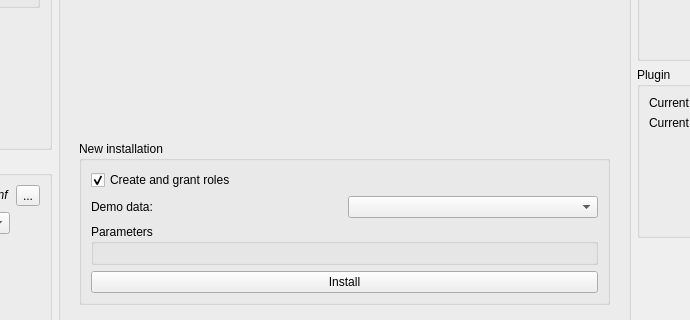
Before: the Qt Designer form oqtopus/ui/main_dialog.ui in ponceta/oqtopus, drawn with Qt 5; both pictures show x 403 to 1093 and y 151 to 471 of the 1407 by 797 pixel window.
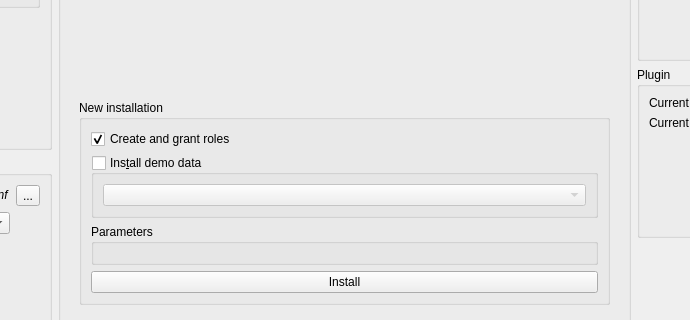
After: the same form once the commit is applied. Custom widgets are drawn as their Qt base class.

Commit message: Disable panels during download / demodata in checkable groupbox

Patch:
```diff
--- a/oqtopus/ui/main_dialog.ui
+++ b/oqtopus/ui/main_dialog.ui
@@ -584,18 +584,22 @@
               </widget>
              </item>
              <item>
-              <layout class="QHBoxLayout" name="horizontalLayout">
-               <item>
-                <widget class="QLabel" name="label_20">
-                 <property name="text">
-                  <string>Demo data:</string>
-                 </property>
-                </widget>
-               </item>
-               <item>
-                <widget class="QComboBox" name="db_parameter_demoData_comboBox"/>
-               </item>
-              </layout>
+              <widget class="QGroupBox" name="db_demoData_groupBox">
+               <property name="title">
+                <string>Ins&amp;tall demo data</string>
+               </property>
+               <property name="checkable">
+                <bool>true</bool>
+               </property>
+               <property name="checked">
+                <bool>false</bool>
+               </property>
+               <layout class="QGridLayout" name="gridLayout_12">
+                <item row="0" column="0">
+                 <widget class="QComboBox" name="db_demoData_comboBox"/>
+                </item>
+               </layout>
+              </widget>
              </item>
              <item>
               <widget class="ParametersGroupBox" name="parameters_groupbox">
```
Left out of the diff: 8 changed lines with no effect on the pictures. The commit also changes 2 other files.
